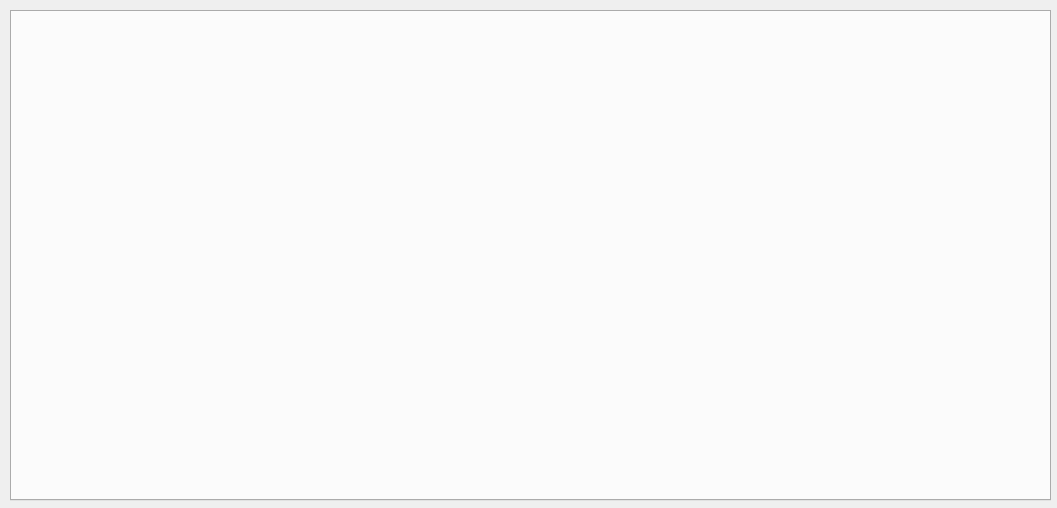
Above: OpenRGBEffectTab.ui from DLdota/OpenRGBEffectsPlugin before the change. Below: the same form after it.
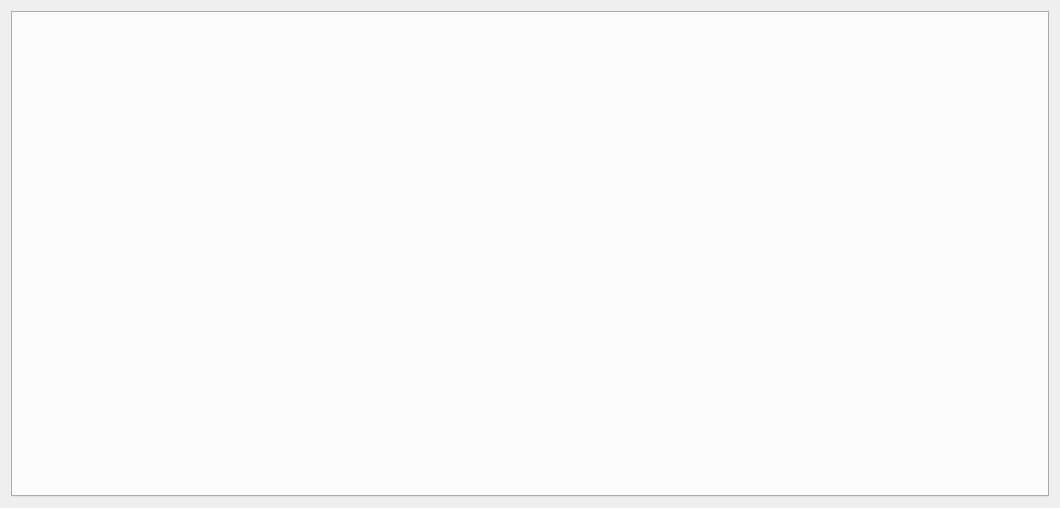
That is the form after the change.

The edit to the form file:
```diff
--- a/OpenRGBEffectTab.ui
+++ b/OpenRGBEffectTab.ui
@@ -6,26 +6,37 @@
    <rect>
     <x>0</x>
     <y>0</y>
-    <width>1057</width>
+    <width>1060</width>
     <height>508</height>
    </rect>
   </property>
+  <property name="sizePolicy">
+   <sizepolicy hsizetype="Expanding" vsizetype="Expanding">
+    <horstretch>0</horstretch>
+    <verstretch>0</verstretch>
+   </sizepolicy>
+  </property>
   <property name="windowTitle">
    <string>Form</string>
   </property>
+  <property name="autoFillBackground">
+   <bool>false</bool>
+  </property>
+  <layout class="QGridLayout" name="gridLayout">
+   <item row="0" column="0">
   <widget class="QTabWidget" name="LeftTabBar">
-   <property name="geometry">
-    <rect>
-     <x>10</x>
-     <y>10</y>
-     <width>1041</width>
-     <height>491</height>
-    </rect>
+     <property name="sizePolicy">
+      <sizepolicy hsizetype="Preferred" vsizetype="Preferred">
+       <horstretch>0</horstretch>
+       <verstretch>0</verstretch>
+      </sizepolicy>
    </property>
    <property name="tabPosition">
     <enum>QTabWidget::West</enum>
    </property>
   </widget>
+   </item>
+  </layout>
  </widget>
  <resources/>
  <connections/>
```
Lines whose indentation alone changed are shown as unchanged.
